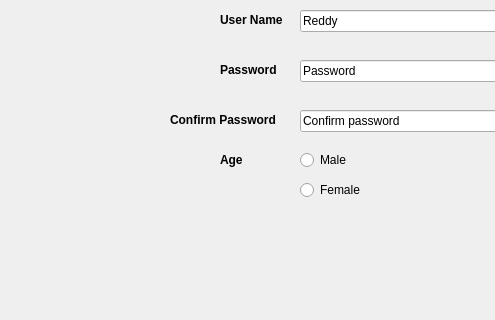
Before: the Qt Designer form Register_Dialog.ui in Vishwanath98/Visionary, drawn with Qt 5; both pictures show x 0 to 495 and y 210 to 530 of the 1102 by 837 pixel window.
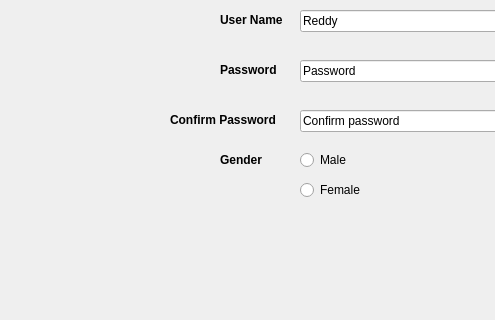
After: the same form once the commit is applied.

Diff of the .ui file:
```diff
--- a/Register_Dialog.ui
+++ b/Register_Dialog.ui
@@ -208,7 +208,7 @@
     </font>
    </property>
    <property name="text">
-    <string>Age</string>
+    <string>Gender</string>
    </property>
   </widget>
   <widget class="QRadioButton" name="radioButton">
```
